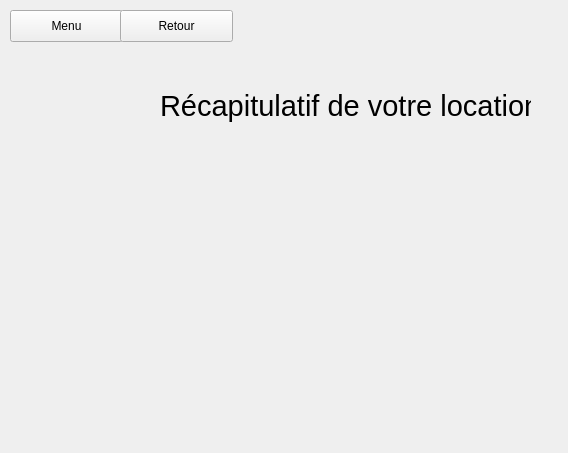
Above: fenetrelocation.ui from TitiCrou/TAC before the change. Below: the same form after it.
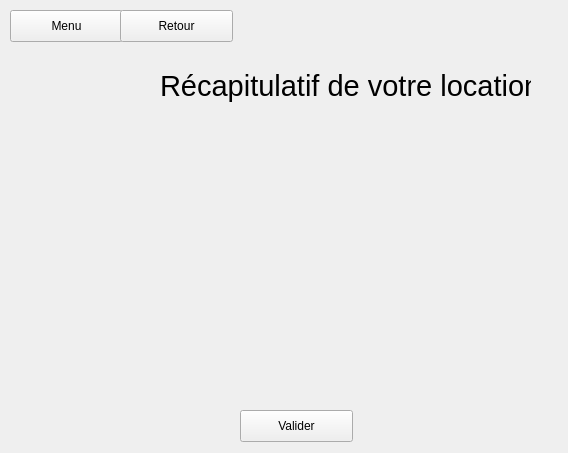
That is the form after the change. The open tabs and pages were chosen to show the change.

Commit message: implémentation complète du récap de la loc. Fiche complète avec : lieux, specs vehicule, tarifs loc (option, stations, vehicule, total). Petit bug au niveau des champs de stations

What changed in the file:
```diff
--- a/fenetrelocation.ui
+++ b/fenetrelocation.ui
@@ -504,7 +504,7 @@
       <property name="geometry">
        <rect>
         <x>150</x>
-        <y>30</y>
+        <y>10</y>
         <width>371</width>
         <height>51</height>
        </rect>
@@ -518,6 +518,127 @@
        <string>Récapitulatif de votre location</string>
       </property>
      </widget>
+     <widget class="QLabel" name="attributsRecap">
+      <property name="geometry">
+       <rect>
+        <x>180</x>
+        <y>110</y>
+        <width>121</width>
+        <height>241</height>
+       </rect>
+      </property>
+      <property name="font">
+       <font>
+        <pointsize>12</pointsize>
+       </font>
+      </property>
+      <property name="text">
+       <string/>
+      </property>
+      <property name="alignment">
+       <set>Qt::AlignJustify|Qt::AlignTop</set>
+      </property>
+      <property name="margin">
+       <number>0</number>
+      </property>
+      <property name="indent">
+       <number>0</number>
+      </property>
+     </widget>
+     <widget class="QLabel" name="ficheRecap">
+      <property name="geometry">
+       <rect>
+        <x>320</x>
+        <y>110</y>
+        <width>121</width>
+        <height>241</height>
+       </rect>
+      </property>
+      <property name="font">
+       <font>
+        <pointsize>12</pointsize>
+       </font>
+      </property>
+      <property name="text">
+       <string/>
+      </property>
+      <property name="alignment">
+       <set>Qt::AlignJustify|Qt::AlignTop</set>
+      </property>
+      <property name="margin">
+       <number>0</number>
+      </property>
+      <property name="indent">
+       <number>0</number>
+      </property>
+     </widget>
+     <widget class="QPushButton" name="validationLoc">
+      <property name="geometry">
+       <rect>
+        <x>230</x>
+        <y>360</y>
+        <width>113</width>
+        <height>32</height>
+       </rect>
+      </property>
+      <property name="text">
+       <string>Valider</string>
+      </property>
+     </widget>
+     <widget class="QLabel" name="attributsAdresses">
+      <property name="geometry">
+       <rect>
+        <x>70</x>
+        <y>60</y>
+        <width>101</width>
+        <height>51</height>
+       </rect>
+      </property>
+      <property name="font">
+       <font>
+        <pointsize>12</pointsize>
+       </font>
+      </property>
+      <property name="text">
+       <string/>
+      </property>
+      <property name="alignment">
+       <set>Qt::AlignJustify|Qt::AlignTop</set>
+      </property>
+      <property name="margin">
+       <number>0</number>
+      </property>
+      <property name="indent">
+       <number>0</number>
+      </property>
+     </widget>
+     <widget class="QLabel" name="ficheAdresses">
+      <property name="geometry">
+       <rect>
+        <x>180</x>
+        <y>60</y>
+        <width>321</width>
+        <height>51</height>
+       </rect>
+      </property>
+      <property name="font">
+       <font>
+        <pointsize>12</pointsize>
+       </font>
+      </property>
+      <property name="text">
+       <string/>
+      </property>
+      <property name="alignment">
+       <set>Qt::AlignJustify|Qt::AlignTop</set>
+      </property>
+      <property name="margin">
+       <number>0</number>
+      </property>
+      <property name="indent">
+       <number>0</number>
+      </property>
+     </widget>
     </widget>
    </widget>
    <widget class="QPushButton" name="retour">
```
Left out of the diff: 4 changed lines with no effect on the pictures. The commit also changes 8 other files.
